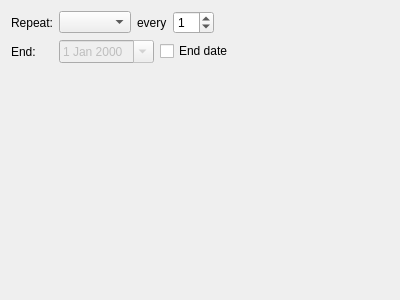
Above: src/todocalendar/ui/recurrentwidget.ui from anetczuk/hanlendar before the change. Below: the same form after it.
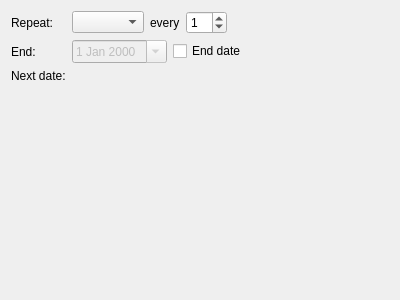
That is the form after the change.

What changed in the file:
```diff
--- a/src/todocalendar/ui/recurrentwidget.ui
+++ b/src/todocalendar/ui/recurrentwidget.ui
@@ -99,6 +99,20 @@
      </item>
     </layout>
    </item>
+   <item row="2" column="0">
+    <widget class="QLabel" name="label_4">
+     <property name="text">
+      <string>Next date:</string>
+     </property>
+    </widget>
+   </item>
+   <item row="2" column="1">
+    <widget class="QLabel" name="nextRepeatLabel">
+     <property name="text">
+      <string/>
+     </property>
+    </widget>
+   </item>
   </layout>
  </widget>
  <resources/>
```
Left out of the diff: 2 changed lines with no effect on the pictures.
